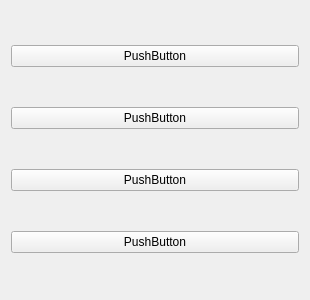
Above: Agricola_Front/PersonalField/personal_card.ui from kimmoney/Agricola before the change. Below: the same form after it.
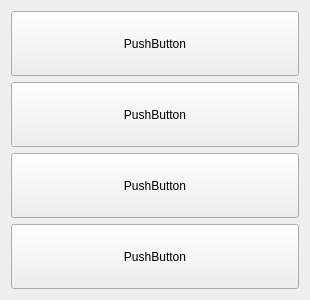
That is the form after the change.

Patch:
```diff
--- a/Agricola_Front/PersonalField/personal_card.ui
+++ b/Agricola_Front/PersonalField/personal_card.ui
@@ -17,7 +17,7 @@
    <item>
     <widget class="QPushButton" name="pushButton_1">
      <property name="sizePolicy">
-      <sizepolicy hsizetype="Expanding" vsizetype="Fixed">
+      <sizepolicy hsizetype="Expanding" vsizetype="Minimum">
        <horstretch>0</horstretch>
        <verstretch>0</verstretch>
       </sizepolicy>
@@ -30,7 +30,7 @@
    <item>
     <widget class="QPushButton" name="pushButton_2">
      <property name="sizePolicy">
-      <sizepolicy hsizetype="Expanding" vsizetype="Fixed">
+      <sizepolicy hsizetype="Expanding" vsizetype="Minimum">
        <horstretch>0</horstretch>
        <verstretch>0</verstretch>
       </sizepolicy>
@@ -43,7 +43,7 @@
    <item>
     <widget class="QPushButton" name="pushButton_3">
      <property name="sizePolicy">
-      <sizepolicy hsizetype="Expanding" vsizetype="Fixed">
+      <sizepolicy hsizetype="Expanding" vsizetype="Minimum">
        <horstretch>0</horstretch>
        <verstretch>0</verstretch>
       </sizepolicy>
@@ -56,7 +56,7 @@
    <item>
     <widget class="QPushButton" name="pushButton_4">
      <property name="sizePolicy">
-      <sizepolicy hsizetype="Expanding" vsizetype="Fixed">
+      <sizepolicy hsizetype="Expanding" vsizetype="Minimum">
        <horstretch>0</horstretch>
        <verstretch>0</verstretch>
       </sizepolicy>
```
